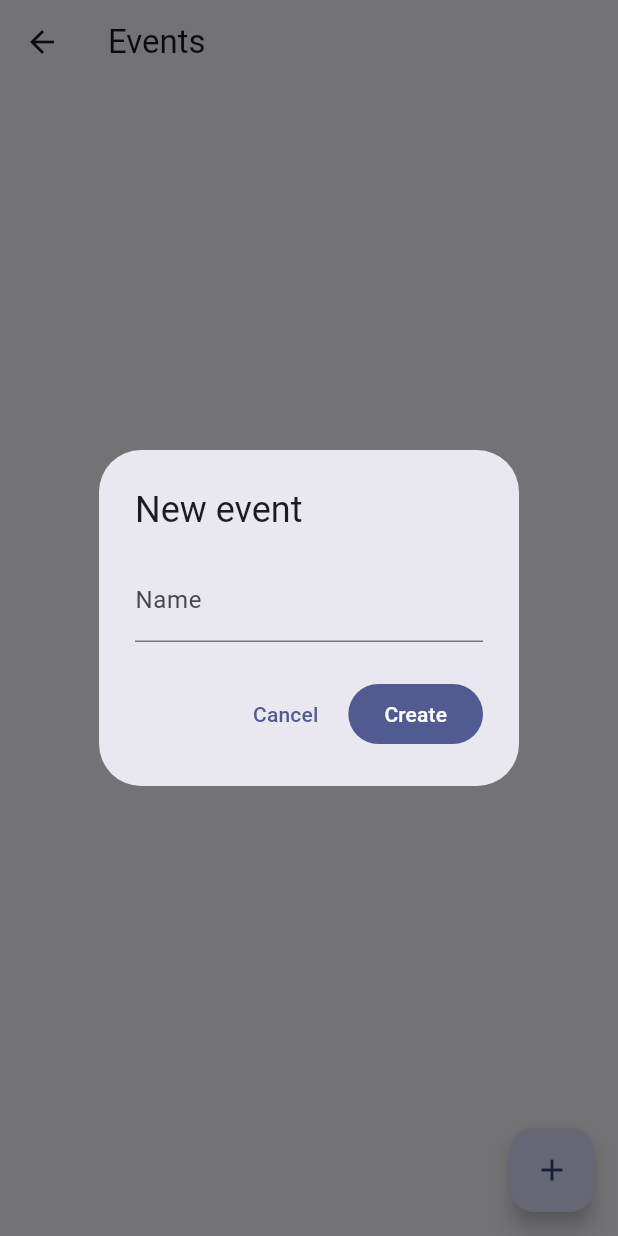
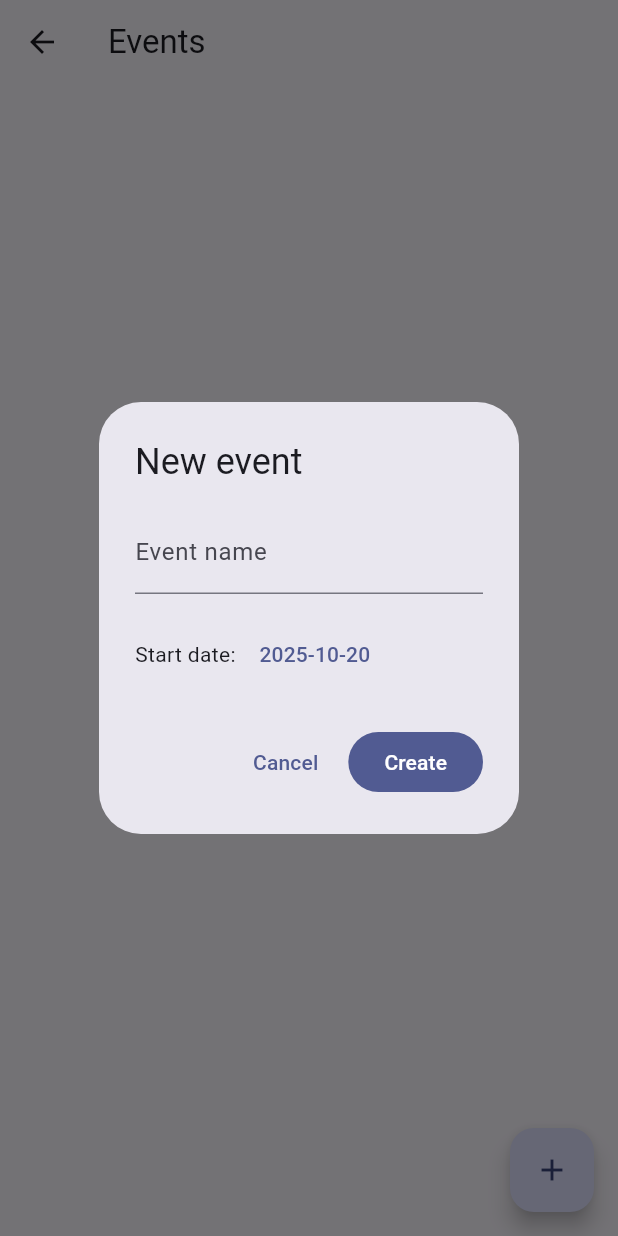
Before and after one commit to walquis/album-webapp, a Flutter app: the EventsScreen screen opened directly, after a tap on the "add" icon, on a phone screen of 412 x 824 dp. Run offline on Flutter 3.47's test engine with Material 3 defaults, Android fonts, the phone set to English and light mode, and no system bars; our stand-ins replace cloud_firestore, file_picker, firebase_auth, firebase_core, firebase_storage, flutter_dotenv; missing offline and left inert: dart:html; accounts and stored records are empty.

Commit message:
Allow setting an event startAt date.  Show event name instead of eventId

```diff
--- a/lib/src/screens.dart
+++ b/lib/src/screens.dart
@@ -63,15 +63,50 @@ class _CreateEventButton extends StatefulWidget {
 
 class _CreateEventButtonState extends State<_CreateEventButton> {
   Future<void> _create() async {
-    final controller = TextEditingController();
-    final name = await showDialog<String>(
+    final nameController = TextEditingController();
+    DateTime selectedDate = DateTime.now();
+
+    final result = await showDialog<Map<String, dynamic>>(
       context: context,
       builder:
-          (context) => AlertDialog(
+          (context) => StatefulBuilder(
+            builder:
+                (context, setState) => AlertDialog(
                   title: const Text('New event'),
-            content: TextField(
-              controller: controller,
-              decoration: const InputDecoration(labelText: 'Name'),
+                  content: Column(
+                    mainAxisSize: MainAxisSize.min,
+                    children: [
+                      TextField(
+                        controller: nameController,
+                        decoration: const InputDecoration(
+                          labelText: 'Event name',
+                        ),
+                      ),
+                      const SizedBox(height: 16),
+                      Row(
+                        children: [
+                          const Text('Start date: '),
+                          TextButton(
+                            onPressed: () async {
+                              final date = await showDatePicker(
+                                context: context,
+                                initialDate: selectedDate,
+                                firstDate: DateTime(2020),
+                                lastDate: DateTime(2030),
+                              );
+                              if (date != null) {
+                                setState(() {
+                                  selectedDate = date;
+                                });
+                              }
+                            },
+                            child: Text(
+                              '${selectedDate.year}-${selectedDate.month.toString().padLeft(2, '0')}-${selectedDate.day.toString().padLeft(2, '0')}',
+                            ),
+                          ),
+                        ],
+                      ),
+                    ],
                   ),
                   actions: [
                     TextButton(
@@ -79,16 +114,27 @@ class _CreateEventButtonState extends State<_CreateEventButton> {
                       child: const Text('Cancel'),
                     ),
                     FilledButton(
-                onPressed: () => Navigator.pop(context, controller.text.trim()),
+                      onPressed: () {
+                        final name = nameController.text.trim();
+                        if (name.isNotEmpty) {
+                          Navigator.pop(context, {
+                            'name': name,
+                            'startAt': selectedDate,
+                          });
+                        }
+                      },
                       child: const Text('Create'),
                     ),
                   ],
                 ),
+          ),
     );
-    if (name == null || name.isEmpty) return;
+
+    if (result == null) return;
+
     await FirebaseFirestore.instance.collection('events').add({
-      'name': name,
-      'startAt': Timestamp.now(),
+      'name': result['name'],
+      'startAt': Timestamp.fromDate(result['startAt']),
       'createdBy': FirebaseAuth.instance.currentUser?.uid,
     });
   }
@@ -492,9 +538,29 @@ class _UploadScreenState extends State<UploadScreen> {
                           ),
                           const SizedBox(height: 8),
                           if (widget.eventId != null)
-                            Text(
+                            FutureBuilder<
+                              DocumentSnapshot<Map<String, dynamic>>
+                            >(
+                              future:
+                                  FirebaseFirestore.instance
+                                      .collection('events')
+                                      .doc(widget.eventId)
+                                      .get(),
+                              builder: (context, snapshot) {
+                                if (snapshot.hasData) {
+                                  final eventName =
+                                      snapshot.data?.data()?['name'] as String?;
+                                  return Text(
+                                    'Uploading to event: ${eventName ?? 'Unknown Event'}',
+                                    style:
+                                        Theme.of(context).textTheme.bodySmall,
+                                  );
+                                }
+                                return Text(
                                   'Uploading to event: ${widget.eventId}',
                                   style: Theme.of(context).textTheme.bodySmall,
+                                );
+                              },
                             ),
                           const SizedBox(height: 16),
                           SizedBox(
```
Lines whose indentation alone changed are shown as unchanged.
